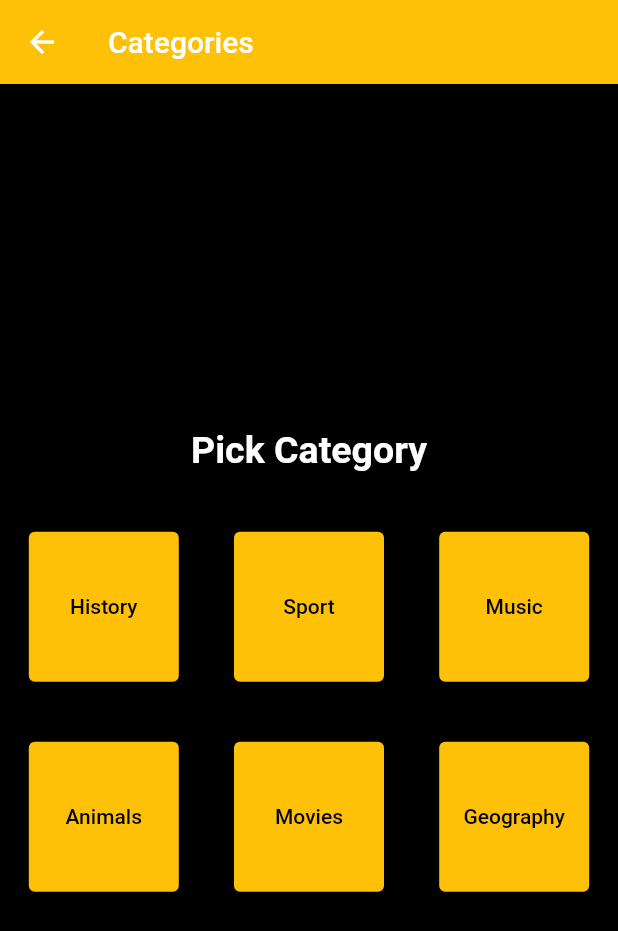
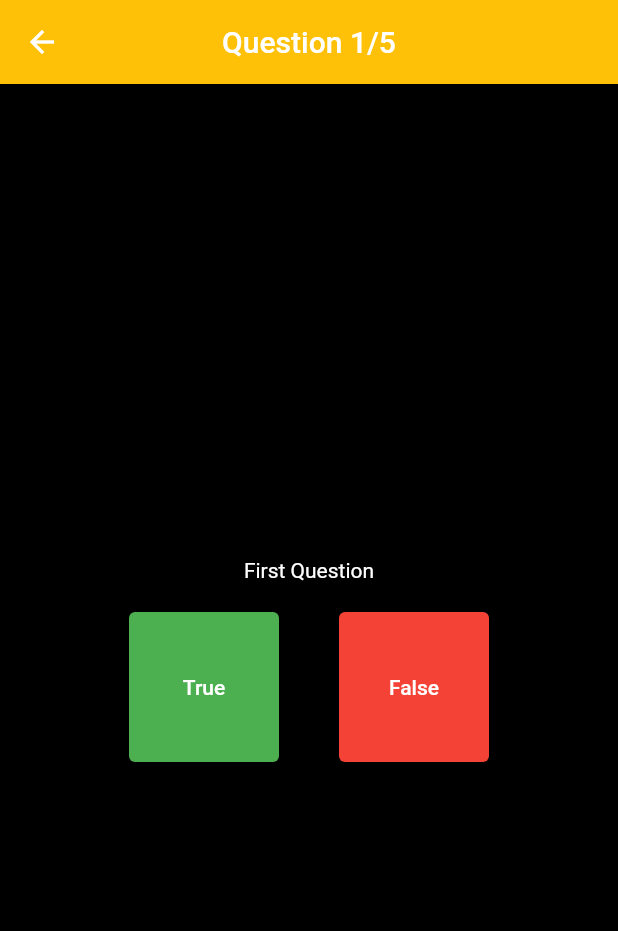
Before and after one commit to LukaszWalencik/false_or_true, a Flutter app: the CategoryPage screen opened directly, after a tap on "History", on a phone screen of 412 x 824 dp. Shown: the top 931 px of the screen. Run offline on Flutter 3.47's test engine with Material 2 defaults, Android fonts, the phone set to English and light mode, and no system bars.

Commit message:
Make first question page and working elevated button inside

```diff
--- a/lib/app/pick_category_page/category_page.dart
+++ b/lib/app/pick_category_page/category_page.dart
@@ -1,3 +1,4 @@
+import 'package:false_or_true/app/questions_pages/history_questions_page.dart';
 import 'package:flutter/material.dart';
 
 class CategoryPage extends StatelessWidget {
@@ -9,6 +10,7 @@ class CategoryPage extends StatelessWidget {
   Widget build(BuildContext context) {
     return Scaffold(
       appBar: AppBar(
+        centerTitle: true,
         title: Text('Categories'),
         backgroundColor: Colors.amber,
       ),
@@ -38,8 +40,8 @@ class CategoryPage extends StatelessWidget {
                     child: ElevatedButton(
                       style: ElevatedButton.styleFrom(primary: Colors.amber),
                       onPressed: () {
-                        Navigator.of(context).push(
-                            MaterialPageRoute(builder: (_) => CategoryPage()));
+                        Navigator.of(context).push(MaterialPageRoute(
+                            builder: (_) => HistoryQuestionsPage()));
                       },
                       child: Text(
                         'History',
@@ -54,8 +56,8 @@ class CategoryPage extends StatelessWidget {
                     child: ElevatedButton(
                       style: ElevatedButton.styleFrom(primary: Colors.amber),
                       onPressed: () {
-                        Navigator.of(context).push(
-                            MaterialPageRoute(builder: (_) => CategoryPage()));
+                        Navigator.of(context).push(MaterialPageRoute(
+                            builder: (_) => HistoryQuestionsPage()));
                       },
                       child: Text(
                         'Sport',
--- /dev/null
+++ b/lib/app/questions_pages/history_questions_page.dart
@@ -0,0 +1,114 @@
+import 'package:false_or_true/app/pick_category_page/category_page.dart';
+import 'package:flutter/material.dart';
+
+class HistoryQuestionsPage extends StatefulWidget {
+  const HistoryQuestionsPage({
+    Key? key,
+  }) : super(key: key);
+
+  @override
+  State<HistoryQuestionsPage> createState() => _HistoryQuestionsPageState();
+}
+
+class _HistoryQuestionsPageState extends State<HistoryQuestionsPage> {
+  var answear = null;
+  @override
+  Widget build(BuildContext context) {
+    return Scaffold(
+      appBar: AppBar(
+        centerTitle: true,
+        title: Text('Question 1/5'),
+        backgroundColor: Colors.amber,
+      ),
+      backgroundColor: Colors.black,
+      body: Center(
+        child: Column(
+          mainAxisAlignment: MainAxisAlignment.center,
+          children: [
+            Container(
+              child: Text(
+                'First Question',
+                style: TextStyle(color: Colors.white),
+              ),
+            ),
+            SizedBox(height: 20),
+            Row(
+              mainAxisAlignment: MainAxisAlignment.center,
+              children: [
+                if (answear == null) ...[
+                  SizedBox(
+                    height: 100,
+                    width: 100,
+                    child: ElevatedButton(
+                      style: ElevatedButton.styleFrom(primary: Colors.green),
+                      onPressed: () {
+                        setState(() {
+                          answear = true;
+                        });
+                      },
+                      child: Text('True'),
+                    ),
+                  ),
+                  SizedBox(width: 40),
+                  SizedBox(
+                    height: 100,
+                    width: 100,
+                    child: ElevatedButton(
+                      style: ElevatedButton.styleFrom(primary: Colors.red),
+                      onPressed: () {
+                        setState(() {
+                          answear = false;
+                        });
+                      },
+                      child: Text('False'),
+                    ),
+                  ),
+                ],
+                if (answear == true) ...{
+                  Column(
+                    children: [
+                      Text(
+                        'Prawda',
+                        style: TextStyle(
+                            fontSize: 25,
+                            fontWeight: FontWeight.bold,
+                            color: Colors.white),
+                      ),
+                      SizedBox(height: 30),
+                      ElevatedButton(
+                          onPressed: () {
+                            Navigator.of(context).push(MaterialPageRoute(
+                                builder: (_) => CategoryPage()));
+                          },
+                          child: Text('Next question')),
+                    ],
+                  )
+                } else if (answear == false) ...[
+                  Column(
+                    children: [
+                      Text(
+                        'False',
+                        style: TextStyle(
+                            fontSize: 25,
+                            fontWeight: FontWeight.bold,
+                            color: Colors.white),
+                      ),
+                      SizedBox(height: 30),
+                      ElevatedButton(
+                          onPressed: () {
+                            Navigator.of(context).push(MaterialPageRoute(
+                                builder: (_) => CategoryPage()));
+                          },
+                          child: Text('Next question')),
+                    ],
+                  ),
+                ]
+                // ElevatedButton(onPressed: buttonDisable = true ?  null : setState() , child: Text('Next Question'))
+              ],
+            ),
+          ],
+        ),
+      ),
+    );
+  }
+}
```
Also changed, not shown: lib/app/questions_pages/question_page.dart (deleted, +0 -43 lines).
